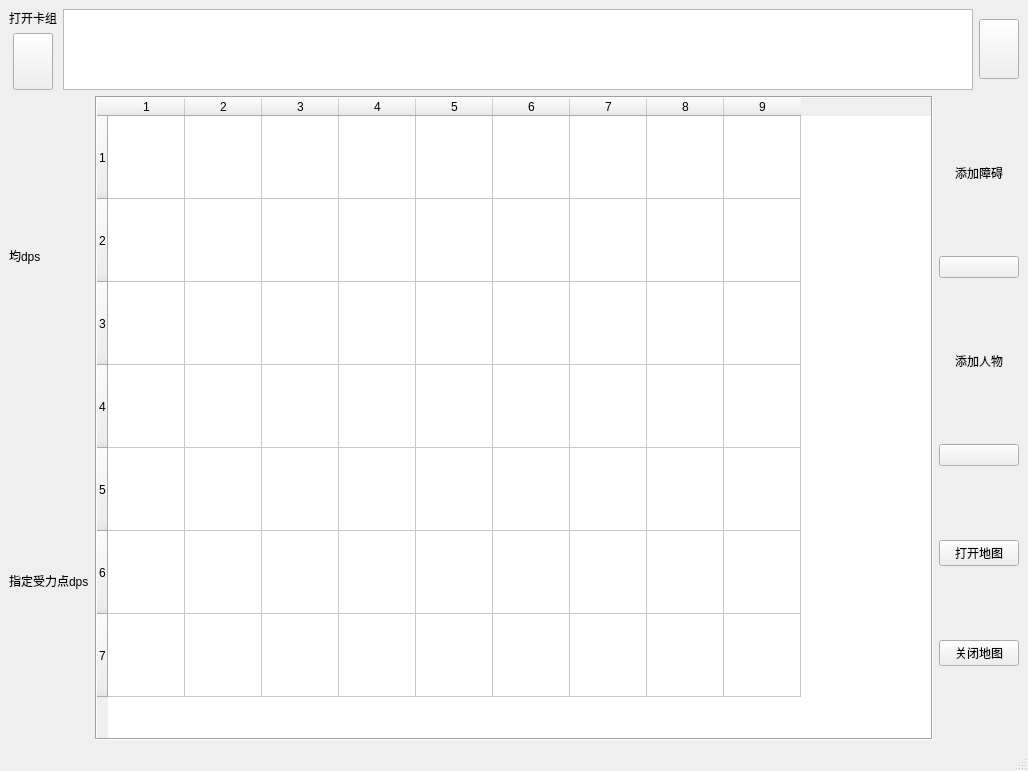
The window that dps_calculator.ui (syfoud/dps_calculator) describes before a commit, drawn with Qt 5.
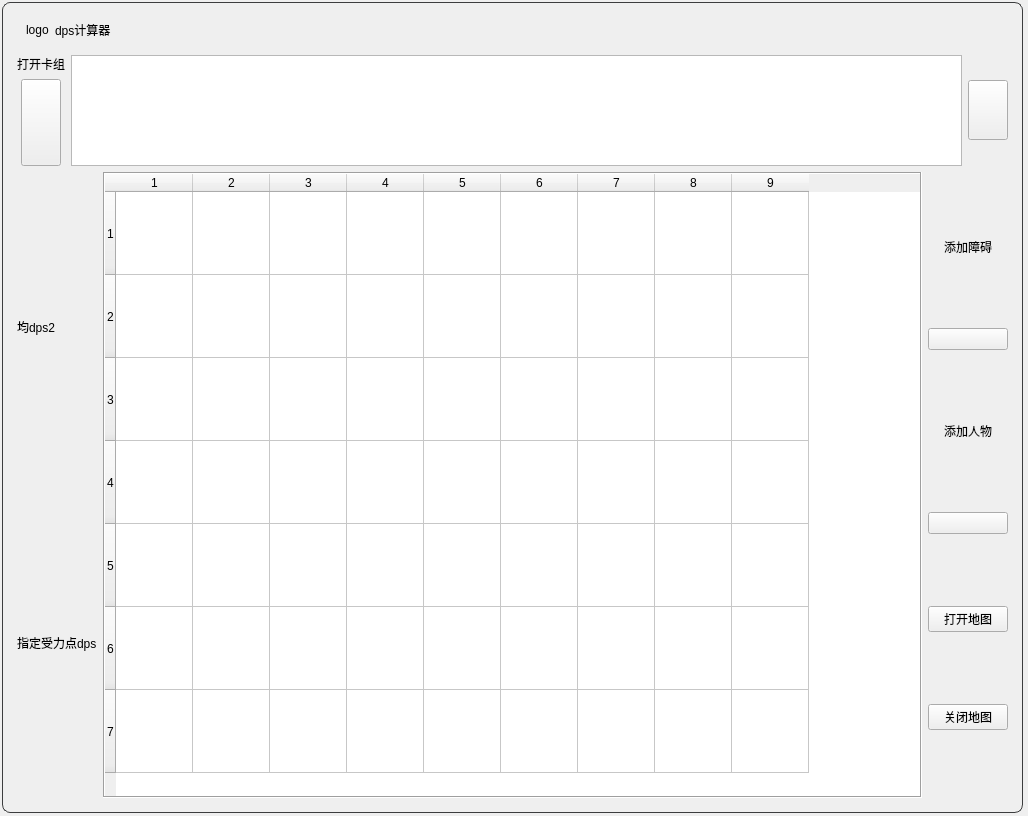
The same window after the commit.

```diff
--- a/dps_calculator.ui
+++ b/dps_calculator.ui
@@ -7,7 +7,7 @@
     <x>0</x>
     <y>0</y>
     <width>1028</width>
-    <height>771</height>
+    <height>816</height>
    </rect>
   </property>
   <property name="minimumSize">
@@ -19,18 +19,98 @@
   <property name="maximumSize">
    <size>
     <width>1028</width>
-    <height>771</height>
+    <height>16777215</height>
    </size>
   </property>
   <property name="windowTitle">
    <string>dps计算器</string>
   </property>
+  <property name="styleSheet">
+   <string notr="true">#MainFrame{border-radius: 8px; border: 1px solid #3c3d3e;} </string>
+  </property>
   <widget class="QWidget" name="centralwidget">
-   <layout class="QVBoxLayout" name="verticalLayout_4">
+   <widget class="QWidget" name="MainFrame" native="true">
+    <property name="geometry">
+     <rect>
+      <x>2</x>
+      <y>2</y>
+      <width>1021</width>
+      <height>811</height>
+     </rect>
+    </property>
+    <layout class="QVBoxLayout" name="verticalLayout_2" stretch="0,3,17">
+     <property name="leftMargin">
+      <number>15</number>
+     </property>
+     <property name="topMargin">
+      <number>9</number>
+     </property>
+     <property name="rightMargin">
+      <number>15</number>
+     </property>
+     <property name="bottomMargin">
+      <number>15</number>
+     </property>
     <item>
-     <layout class="QVBoxLayout" name="verticalLayout_2" stretch="1,8">
+      <widget class="QFrame" name="FrameTitle">
+       <layout class="QHBoxLayout" name="horizontalLayout_3" stretch="0,0,0,0,0">
+        <property name="rightMargin">
+         <number>0</number>
+        </property>
       <item>
-       <layout class="QHBoxLayout" name="CardLayout" stretch="0,0,0">
+         <widget class="QLabel" name="Title_Logo">
+          <property name="text">
+           <string>logo</string>
+          </property>
+         </widget>
+        </item>
+        <item>
+         <widget class="QLabel" name="Title_Text">
+          <property name="text">
+           <string>dps计算器</string>
+          </property>
+         </widget>
+        </item>
+        <item>
+         <spacer name="horizontalSpacer">
+          <property name="orientation">
+           <enum>Qt::Horizontal</enum>
+          </property>
+          <property name="sizeHint" stdset="0">
+           <size>
+            <width>40</width>
+            <height>20</height>
+           </size>
+          </property>
+         </spacer>
+        </item>
+        <item>
+         <widget class="QPushButton" name="Button_Minimized">
+          <property name="styleSheet">
+           <string notr="true">background-color: transparent;
+border:none</string>
+          </property>
+          <property name="text">
+           <string/>
+          </property>
+         </widget>
+        </item>
+        <item>
+         <widget class="QPushButton" name="Button_Exit">
+          <property name="styleSheet">
+           <string notr="true">background-color: transparent;
+border:none</string>
+          </property>
+          <property name="text">
+           <string/>
+          </property>
+         </widget>
+        </item>
+       </layout>
+      </widget>
+     </item>
+     <item>
+      <layout class="QHBoxLayout" name="horizontalLayout_2">
         <item>
          <layout class="QVBoxLayout" name="BagLayout">
           <item>
@@ -142,7 +222,7 @@
           <item>
            <widget class="QLabel" name="label_2">
             <property name="text">
-             <string>均dps</string>
+            <string>均dps2</string>
             </property>
            </widget>
           </item>
@@ -384,20 +464,8 @@
        </layout>
       </item>
      </layout>
-    </item>
-   </layout>
-  </widget>
-  <widget class="QMenuBar" name="menubar">
-   <property name="geometry">
-    <rect>
-     <x>0</x>
-     <y>0</y>
-     <width>1028</width>
-     <height>22</height>
-    </rect>
-   </property>
+   </widget>
   </widget>
-  <widget class="QStatusBar" name="statusbar"/>
  </widget>
  <resources/>
  <connections/>
```
Left out of the diff: 35 changed lines with no effect on the pictures. Lines whose indentation alone changed are shown as unchanged.
